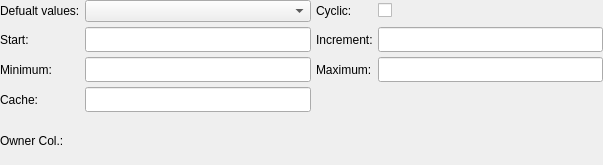
Above: libs/libgui/ui/dbobjects/sequencewidget.ui from pgmodeler/pgmodeler before the change. Below: the same form after it.
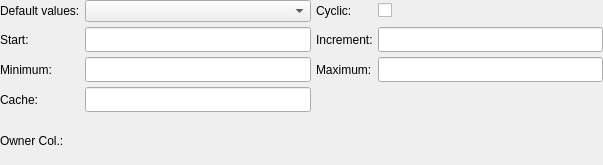
That is the form after the change.

Diff of the .ui file:
```diff
--- a/libs/libgui/ui/dbobjects/sequencewidget.ui
+++ b/libs/libgui/ui/dbobjects/sequencewidget.ui
@@ -41,7 +41,7 @@
    <item row="0" column="0">
     <widget class="QLabel" name="label">
      <property name="text">
-      <string>Defualt values:</string>
+      <string>Default values:</string>
      </property>
     </widget>
    </item>
```
